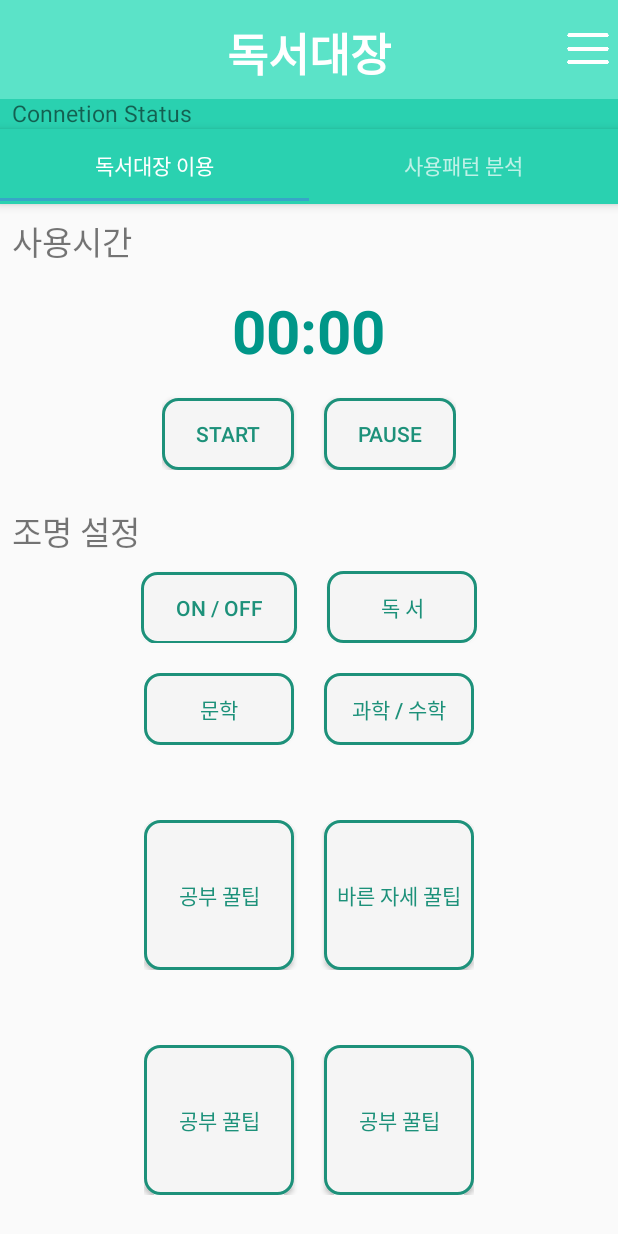
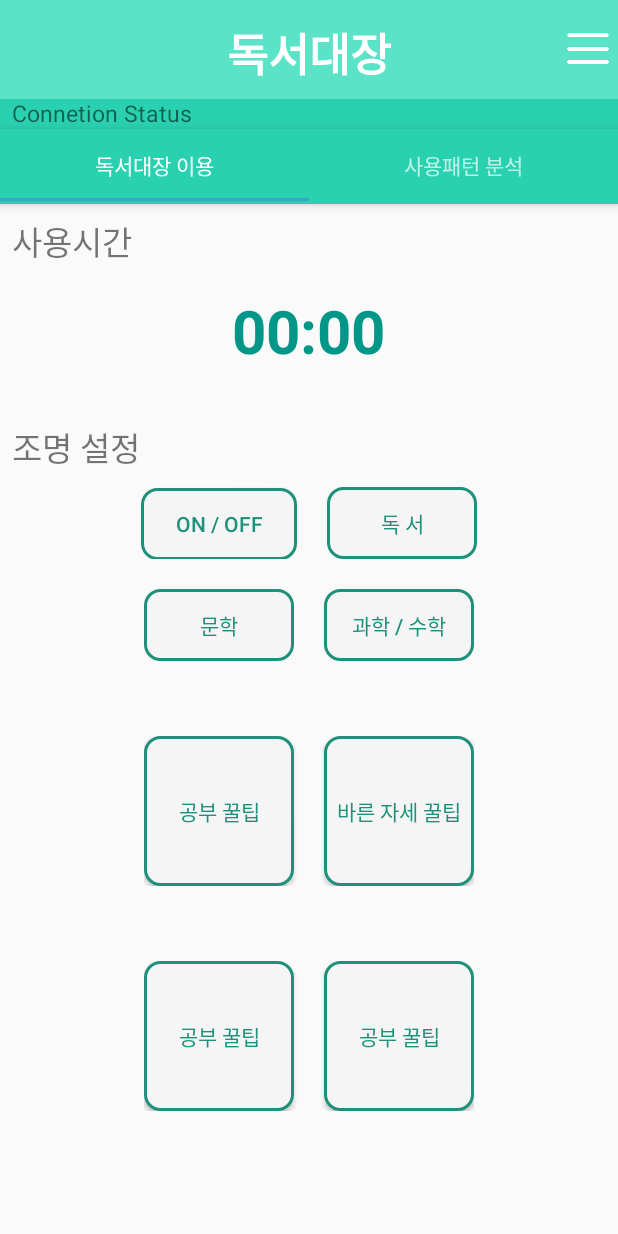
Before and after one commit to leeyegi/ReadingDesk, an Android app: the screen it shows after launch (MainActivity), on a phone screen of 412 x 824 dp. Run offline under Robolectric (Android 15) with nearby library versions, the phone set to English and light mode, and no system bars; libraries missing offline, so code that uses them is left out: com.github.mikephil.charting; 34 statements that could not run were skipped.

Commit message:
reading desk

```diff
--- a/app/src/main/java/com/example/yegilee/readingdesk/MainActivity.java
+++ b/app/src/main/java/com/example/yegilee/readingdesk/MainActivity.java
@@ -16,7 +16,7 @@ import android.widget.ArrayAdapter;
 import android.widget.ListView;
 import android.widget.TextView;
 import android.widget.Toast;
-
+import com.example.yegilee.readingdesk.MainTab1;
 import java.io.IOException;
 import java.io.InputStream;
 import java.io.OutputStream;
@@ -29,6 +29,7 @@ public class MainActivity extends AppCompatActivity {
     //탭 기능 - 변수선언
     private PagerAdapter mSectionsPagerAdapter;
     private ViewPager mViewPager;
+
 
     //블루투스
     TextView mConnectionStatus;
@@ -49,6 +50,7 @@ public class MainActivity extends AppCompatActivity {
     protected void onCreate(Bundle savedInstanceState) {
         super.onCreate(savedInstanceState);
         setContentView(R.layout.activity_main);
+
 
         //탭 기능
         mSectionsPagerAdapter = new PagerAdapter(getSupportFragmentManager());
@@ -140,6 +142,8 @@ public class MainActivity extends AppCompatActivity {
                 // This is a blocking call and will only return on a
                 // successful connection or an exception
                 mBluetoothSocket.connect();
+
+                ((MainTab1)MainTab1.mContext).start_timer();
             } catch (IOException e) {
                 // Close the socket
                 try {
@@ -369,7 +373,7 @@ public class MainActivity extends AppCompatActivity {
                 dialog.dismiss();
                 if ( isConnectionError  ) {
                     isConnectionError = false;
-                    finish();
+                    //finish();
                 }
             }
         });
@@ -387,7 +391,7 @@ public class MainActivity extends AppCompatActivity {
             @Override
             public void onClick(DialogInterface dialog, int which) {
                 dialog.dismiss();
-                finish();
+                //finish();
             }
         });
         builder.create().show();
--- a/app/src/main/java/com/example/yegilee/readingdesk/MainTab1.java
+++ b/app/src/main/java/com/example/yegilee/readingdesk/MainTab1.java
@@ -20,6 +20,8 @@ import java.util.List;
 public class MainTab1 extends Fragment{
 
     View rootView;
+
+    public static MainTab1 mContext;
 
     //서비스 버튼 - 변수선언
     private Button button_service1;
@@ -45,6 +47,8 @@ public class MainTab1 extends Fragment{
     public View onCreateView(LayoutInflater inflater, ViewGroup container, Bundle savedInstanceState) {
         rootView = inflater.inflate(R.layout.activity_tab1, container, false);
 
+        mContext=this;
+
         //서비스 버튼 - 레이아웃과 연결
         button_service1=(Button)rootView.findViewById(R.id.button_service1);
         button_service2=(Button)rootView.findViewById(R.id.button_service2);
@@ -67,13 +71,13 @@ public class MainTab1 extends Fragment{
         timeCount = (TextView)rootView.findViewById(R.id.timeCount);
         //listview_timelap = (ListView)rootView.findViewById(R.id.listview_timelap);
 
-        button_start = (Button)rootView.findViewById(R.id.button_start);
-        button_pause = (Button)rootView.findViewById(R.id.button_pause);
+        //button_start = (Button)rootView.findViewById(R.id.button_start);
+        //button_pause = (Button)rootView.findViewById(R.id.button_pause);
         //button_reset = (Button)rootView.findViewById(R.id.button_restart);
         //button_lap = (Button)rootView.findViewById(R.id.button_lap) ;
 
-        button_start.setOnClickListener(button_startListener);
-        button_pause.setOnClickListener(button_pauseListener);
+        //button_start.setOnClickListener(button_startListener);
+        //button_pause.setOnClickListener(button_pauseListener);
         //button_reset.setOnClickListener(button_resetListner);
         //button_lap.setOnClickListener(button_lapListener);
 
@@ -109,6 +113,7 @@ public class MainTab1 extends Fragment{
 
 
     //사용시간 설정 - 버튼 리스너 메소드
+    /*
     View.OnClickListener button_startListener=new View.OnClickListener() {
         @Override
         public void onClick(View v) {
@@ -129,6 +134,18 @@ public class MainTab1 extends Fragment{
             //button_reset.setEnabled(true);
         }
     };
+    */
+
+    public void start_timer(){
+        StartTime = SystemClock.uptimeMillis();
+        handler.postDelayed(runnable, 0);
+    }
+
+    public void pause_timer(){
+        TimeBuff += MillisecondTime;
+
+        handler.removeCallbacks(runnable);
+    }
 /*
     View.OnClickListener button_resetListner=new View.OnClickListener() {
         @Override
--- a/app/src/main/res/layout/activity_tab1.xml
+++ b/app/src/main/res/layout/activity_tab1.xml
@@ -33,32 +33,6 @@
             android:textSize="40dp"
             android:textStyle="bold" />
 
-        <LinearLayout
-            android:layout_width="wrap_content"
-            android:layout_height="wrap_content"
-            android:layout_gravity="center"
-            android:orientation="horizontal">
-
-            <Button
-                android:id="@+id/button_start"
-                android:layout_width="wrap_content"
-                android:layout_height="wrap_content"
-                android:background="@drawable/btn_bg_ex"
-                android:textColor="@color/colorPrimaryDark"
-                android:layout_marginRight="20dp"
-                android:layout_marginTop="8dp"
-                android:text="Start" />
-
-            <Button
-                android:id="@+id/button_pause"
-                android:layout_width="wrap_content"
-                android:layout_height="wrap_content"
-                android:background="@drawable/btn_bg_ex"
-                android:textColor="@color/colorPrimaryDark"
-                android:layout_marginTop="8dp"
-                android:text="Pause"/>
-
-        </LinearLayout>
 
         <TextView
             android:id="@+id/textView1"
```
